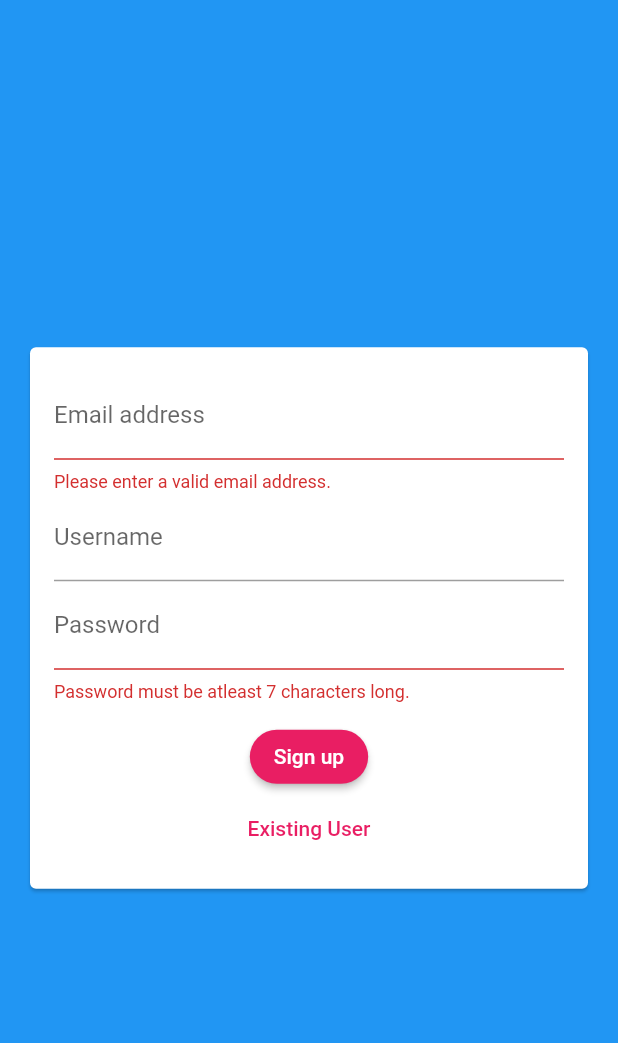
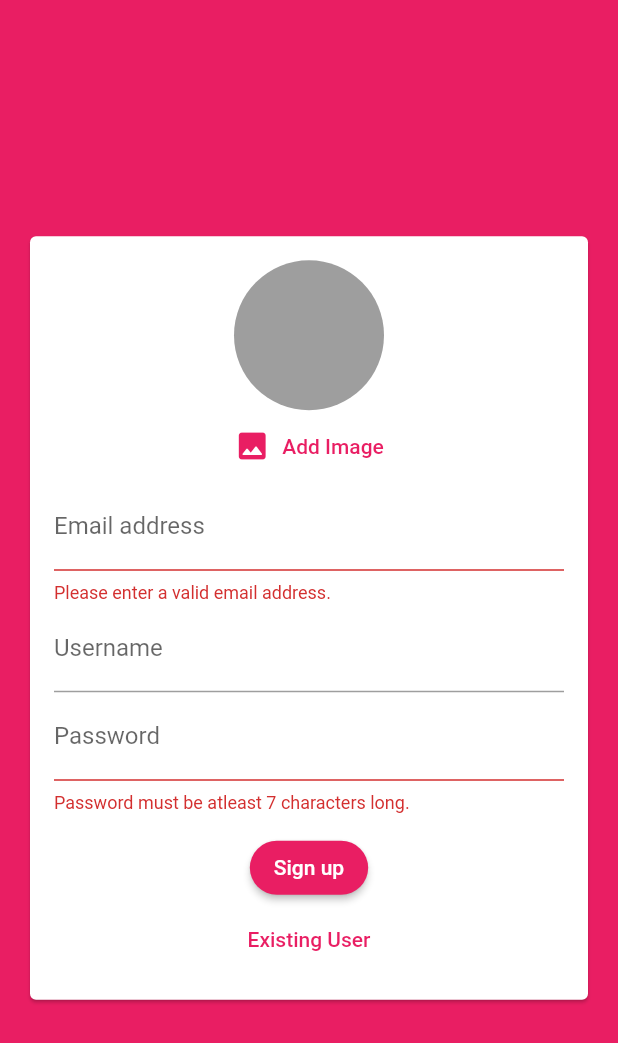
Before and after one commit to sahilali13/flutter, a Flutter app: the screen it shows after launch, after a tap on "Login", after a tap on "Create New Account", on a phone screen of 412 x 824 dp. Shown: the top 1043 px of the screen. Run offline on Flutter 3.47's test engine with Material 2 defaults, Android fonts, the phone set to English and light mode, and no system bars; our stand-ins replace cloud_firestore, firebase_auth, firebase_core, firebase_storage, google_maps_flutter, image_picker and 3 more; accounts and stored records are empty.

Commit message:
commit  #340

```diff
--- a/chat_app/lib/assets/theme.dart
+++ b/chat_app/lib/assets/theme.dart
@@ -2,7 +2,7 @@ import 'package:flutter/material.dart';
 
 ThemeData themeData() {
   return ThemeData(
-    backgroundColor: Colors.pink,
+    primarySwatch: Colors.pink,
     colorScheme: ColorScheme.fromSwatch().copyWith(
       secondary: Colors.deepPurple,
       primary: Colors.pink,
--- a/chat_app/lib/widgets/auth/auth_form.dart
+++ b/chat_app/lib/widgets/auth/auth_form.dart
@@ -1,6 +1,10 @@
+import 'dart:io';
+
 import 'package:flutter/material.dart';
 
+import 'package:chat_app/helpers/loading_indicator.dart';
 import 'package:chat_app/helpers/snackbar_message.dart';
+import 'package:chat_app/widgets/pickers/user_profile_picker.dart';
 
 class AuthForm extends StatefulWidget {
   final bool _isLoading;
@@ -10,6 +14,7 @@ class AuthForm extends StatefulWidget {
     required String? password,
     required String? username,
     required bool isLogin,
+    required File? userProfileImage,
   }) _submitAuthForm;
 
   const AuthForm({submitAuthForm, isLoading, Key? key})
@@ -29,11 +34,24 @@ class _AuthFormState extends State<AuthForm> {
   String? _userEmail = '';
   String? _userName = '';
   String? _userPassword = '';
+  File? _userProfileImage;
+
+  void _imagePickFn(File? pickedImageFile) {
+    _userProfileImage = pickedImageFile;
+  }
 
   void _trySubmit() {
     final bool _isValid = _formKey.currentState!.validate();
 
     FocusScope.of(context).unfocus();
+
+    if (_userProfileImage == null && !_isLogin) {
+      showError(
+        errorMessage: 'Please pick an image.',
+        context: context,
+      );
+      return;
+    }
 
     if (_isValid) {
       _formKey.currentState!.save();
@@ -42,6 +60,7 @@ class _AuthFormState extends State<AuthForm> {
         password: _userPassword!.trim(),
         username: _userName!.trim(),
         isLogin: _isLogin,
+        userProfileImage: _userProfileImage,
       );
     }
   }
@@ -59,6 +78,10 @@ class _AuthFormState extends State<AuthForm> {
               child: Column(
                 mainAxisSize: MainAxisSize.min,
                 children: <Widget>[
+                  if (!_isLogin)
+                    UserProfilePicker(
+                      imagePickFn: _imagePickFn,
+                    ),
                   TextFormField(
                     key: const ValueKey('email'),
                     validator: (_value) {
--- /dev/null
+++ b/chat_app/lib/widgets/pickers/user_profile_picker.dart
@@ -0,0 +1,80 @@
+import 'dart:io';
+
+import 'package:flutter/material.dart';
+import 'package:image_picker/image_picker.dart';
+
+class UserProfilePicker extends StatefulWidget {
+  final void Function(File? pickedImageFile) _imagePickFn;
+
+  const UserProfilePicker({
+    Key? key,
+    required imagePickFn,
+  })  : _imagePickFn = imagePickFn,
+        super(key: key);
+
+  @override
+  _UserProfilePickerState createState() => _UserProfilePickerState();
+}
+
+class _UserProfilePickerState extends State<UserProfilePicker> {
+  XFile? _pickedPhoto;
+  File? _pickedPhotoFile;
+
+  void _pickImage() async {
+    await showDialog(
+      barrierDismissible: false,
+      context: context,
+      builder: (_ctx) => AlertDialog(
+        title: const Text(
+          'Choose Source',
+          textAlign: TextAlign.center,
+        ),
+        actionsAlignment: MainAxisAlignment.spaceAround,
+        actions: <Widget>[
+          TextButton(
+            onPressed: () async {
+              _pickedPhoto = await ImagePicker().pickImage(
+                source: ImageSource.camera,
+              );
+              Navigator.pop(context);
+            },
+            child: const Text('Camera'),
+          ),
+          TextButton(
+            onPressed: () async {
+              _pickedPhoto = await ImagePicker().pickImage(
+                source: ImageSource.gallery,
+              );
+              Navigator.pop(context);
+            },
+            child: const Text('Gallery'),
+          ),
+        ],
+      ),
+    );
+    setState(() {
+      _pickedPhotoFile = _pickedPhoto == null ? null : File(_pickedPhoto!.path);
+    });
+    widget._imagePickFn(_pickedPhotoFile);
+  }
+
+  @override
+  Widget build(BuildContext context) {
+    return Column(
+      children: <Widget>[
+        CircleAvatar(
+          radius: 50,
+          backgroundColor: Colors.grey,
+          backgroundImage: _pickedPhotoFile == null
+              ? null
+              : FileImage(_pickedPhotoFile as File),
+        ),
+        TextButton.icon(
+          icon: const Icon(Icons.image_rounded),
+          label: const Text('Add Image'),
+          onPressed: _pickImage,
+        ),
+      ],
+    );
+  }
+}
--- a/chat_app/pubspec.yaml
+++ b/chat_app/pubspec.yaml
@@ -38,6 +38,8 @@ dependencies:
   cloud_firestore: ^2.5.4
   firebase_core: ^1.8.0
   firebase_auth: ^3.1.4
+  image_picker: ^0.8.4+3
+  firebase_storage: ^10.0.6
 
 flutter_icons:
   android: true
```
Also changed, not shown: chat_app/lib/helpers/loading_indicator.dart (added, +16 -0 lines), chat_app/lib/helpers/snackbar_message.dart (+2 -17 lines), chat_app/lib/main.dart (+3 -4 lines), chat_app/lib/screens/auth_screen.dart (+20 -6 lines), chat_app/lib/widgets/chat/message_bubble.dart (+28 -9 lines), chat_app/lib/widgets/chat/messages.dart (+6 -3 lines), chat_app/lib/widgets/chat/new_message.dart (+16 -6 lines), chat_app/pubspec.lock, 2 other files.
